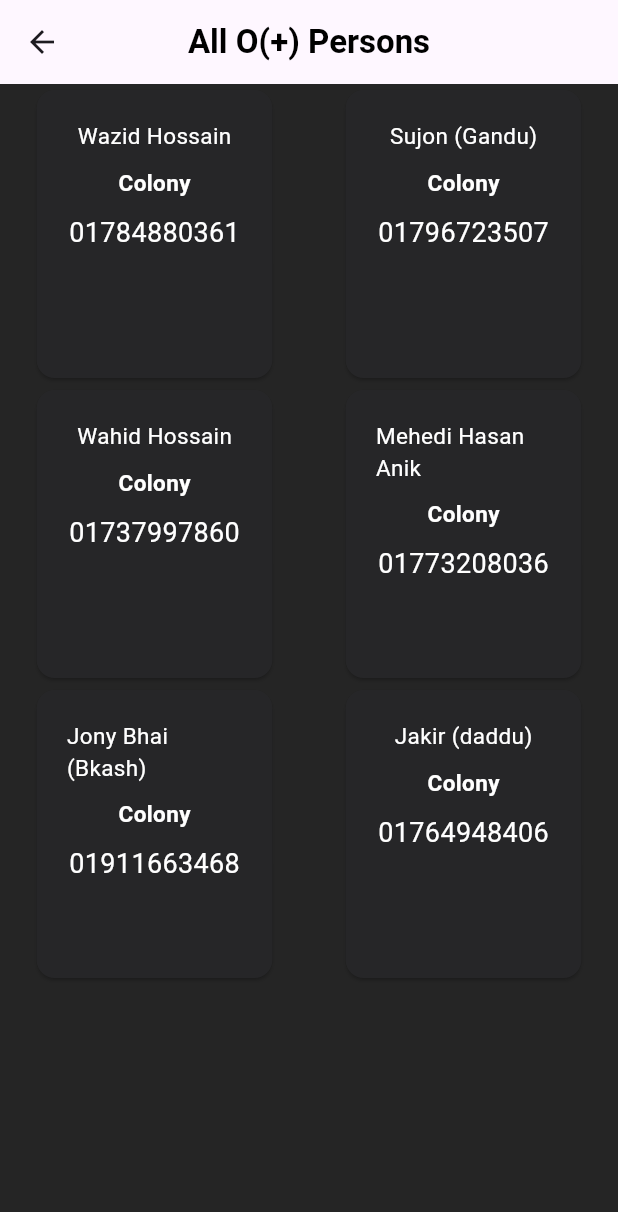
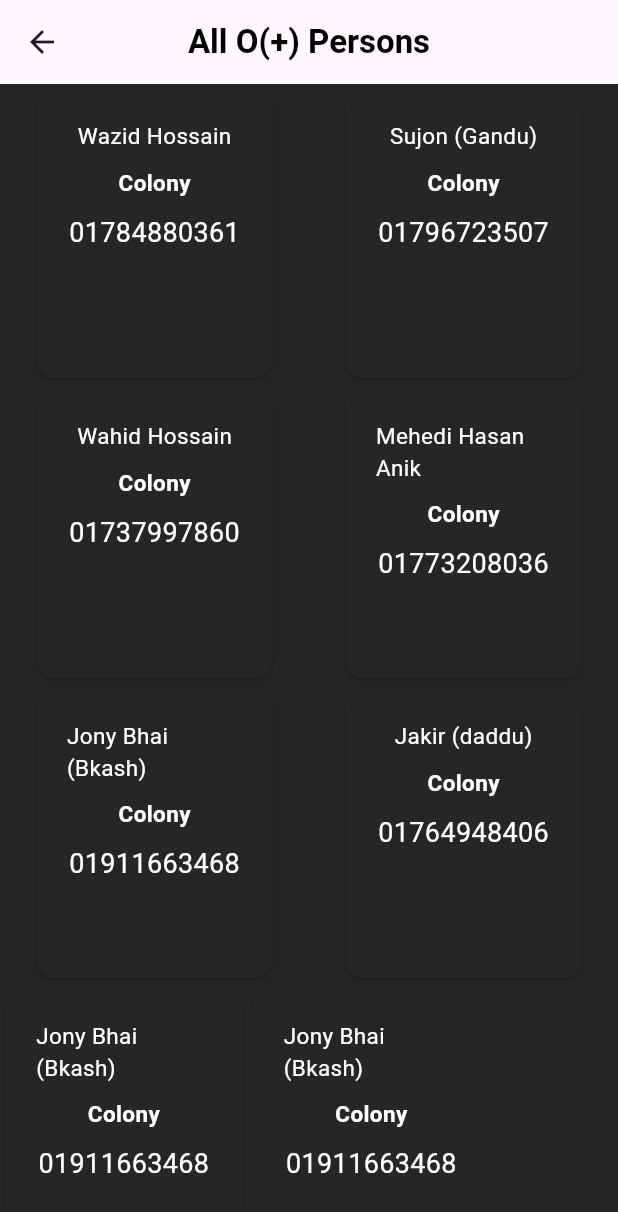
Before and after one commit to Wazid-Hossain/find_blood, a Flutter app: the OPositive screen opened directly, on a phone screen of 412 x 824 dp. Shown: the top 1212 px of the screen. Run offline on Flutter 3.47's test engine with Material 2 defaults, Android fonts, the light colour scheme and no system bars.

Commit message:
use column and see what happend

```diff
--- a/lib/pages/opositive.dart
+++ b/lib/pages/opositive.dart
@@ -59,6 +59,7 @@ class OPositive extends StatelessWidget {
         child: Column(
 
           children: [
+            // to use column and see what happend
             Row(
               mainAxisAlignment: MainAxisAlignment.spaceAround,
               children: [
@@ -80,7 +81,18 @@ class OPositive extends StatelessWidget {
                 detils('Jakir (daddu)', 'Colony', '01764948406'),
               ],
             ),
+            Row(
+              // prestice what happned if use column
+              children: [
+                detils('Jony Bhai (Bkash)', 'Colony', '01911663468'),
+                detils('Jony Bhai (Bkash)', 'Colony', '01911663468'),
+              ],
+            ),
             Row(),
+            Row(),
+            Row(),
+            Row(),
+
           ],
         )
       ),
```
